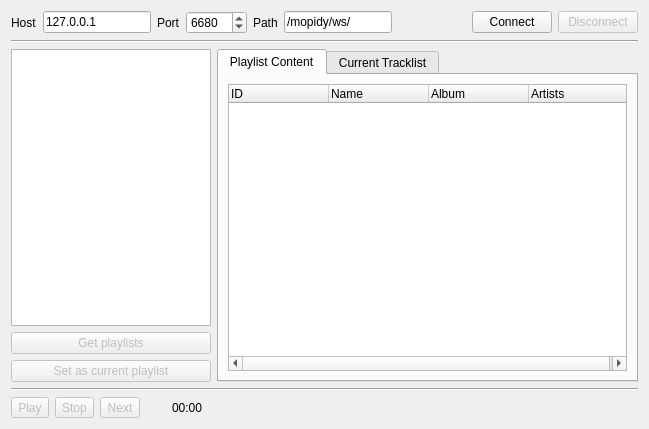
Qt form demos/playlistsplayer/mainwidget.ui (EmuxEvans/libmopiqy) before a commit.
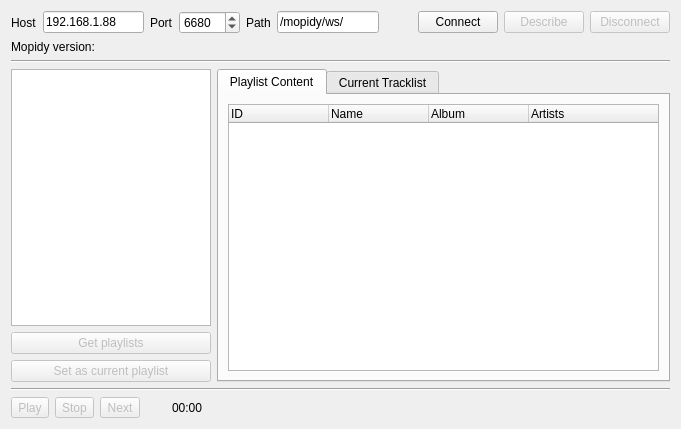
The same form after that commit.

```diff
--- a/demos/playlistsplayer/mainwidget.ui
+++ b/demos/playlistsplayer/mainwidget.ui
@@ -6,7 +6,7 @@
    <rect>
     <x>0</x>
     <y>0</y>
-    <width>649</width>
+    <width>681</width>
     <height>429</height>
    </rect>
   </property>
@@ -26,7 +26,7 @@
      <item>
       <widget class="QLineEdit" name="leHost">
        <property name="text">
-        <string>127.0.0.1</string>
+        <string>192.168.1.88</string>
        </property>
       </widget>
      </item>
@@ -84,6 +84,19 @@
        </property>
       </widget>
      </item>
+     <item>
+      <widget class="QPushButton" name="btDescribe">
+       <property name="enabled">
+        <bool>false</bool>
+       </property>
+       <property name="toolTip">
+        <string>Will save to &lt;current_dir&gt;/describe.json</string>
+       </property>
+       <property name="text">
+        <string>Describe</string>
+       </property>
+      </widget>
+     </item>
      <item>
       <widget class="QPushButton" name="btDisconnect">
        <property name="enabled">
@@ -96,6 +109,36 @@
      </item>
     </layout>
    </item>
+   <item>
+    <layout class="QHBoxLayout" name="horizontalLayout_3">
+     <item>
+      <widget class="QLabel" name="label_4">
+       <property name="sizePolicy">
+        <sizepolicy hsizetype="Fixed" vsizetype="Preferred">
+         <horstretch>0</horstretch>
+         <verstretch>0</verstretch>
+        </sizepolicy>
+       </property>
+       <property name="text">
+        <string>Mopidy version:</string>
+       </property>
+      </widget>
+     </item>
+     <item>
+      <widget class="QLabel" name="lbMopidyVersion">
+       <property name="font">
+        <font>
+         <weight>75</weight>
+         <bold>true</bold>
+        </font>
+       </property>
+       <property name="text">
+        <string/>
+       </property>
+      </widget>
+     </item>
+    </layout>
+   </item>
    <item>
     <widget class="Line" name="line">
      <property name="orientation">
```
